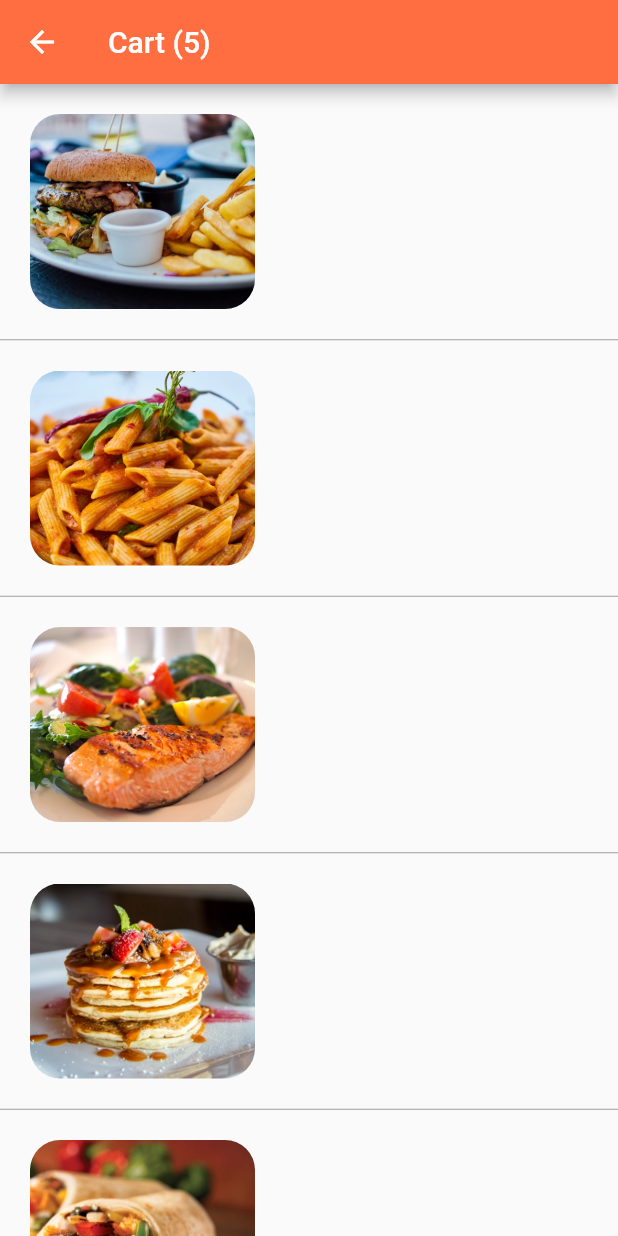
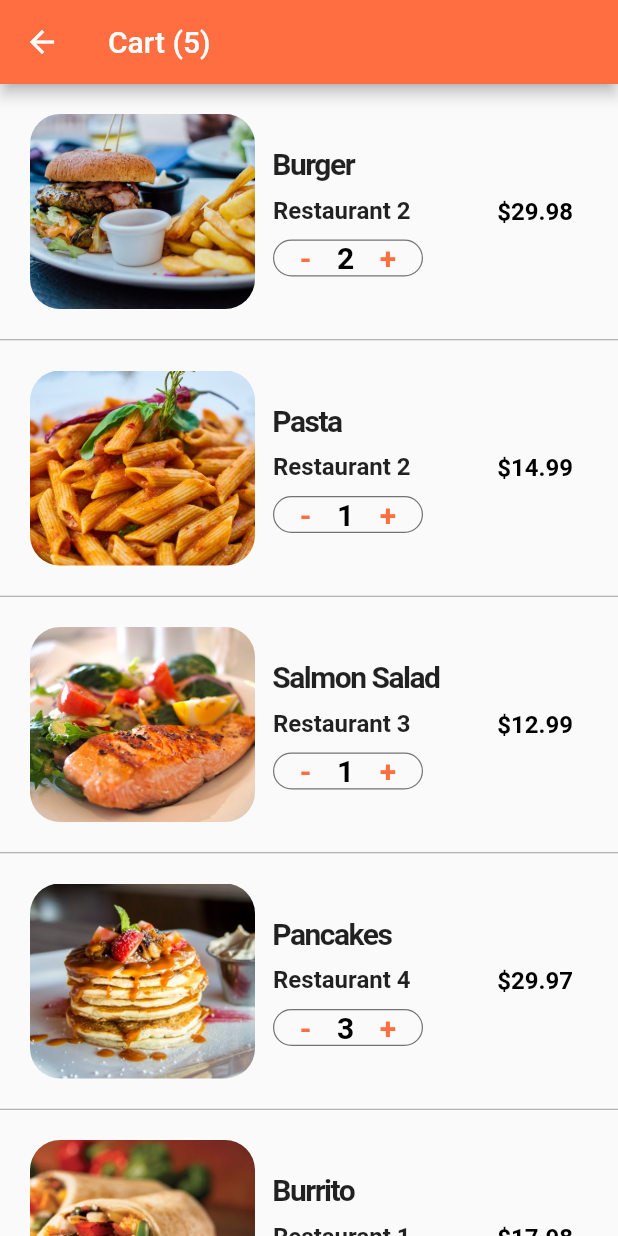
Before and after one commit to miikhaaeel/food-delivery-ui, a Flutter app: the screen it shows after launch, after a tap on an icon or button, on a phone screen of 412 x 824 dp. Run offline on Flutter 3.47's test engine with Material 2 defaults, Android fonts, the phone set to English and light mode, and no system bars.

Commit message:
Cart Screen completed

```diff
--- a/lib/screens/cart_screen.dart
+++ b/lib/screens/cart_screen.dart
@@ -3,7 +3,7 @@ import 'package:food_delivery_ui/data/data.dart';
 import 'package:food_delivery_ui/models/order.dart';
 
 class CartScreen extends StatefulWidget {
-  CartScreen({Key? key}) : super(key: key);
+  const CartScreen({Key? key}) : super(key: key);
 
   @override
   _CartScreenState createState() => _CartScreenState();
@@ -12,11 +12,12 @@ class CartScreen extends StatefulWidget {
 class _CartScreenState extends State<CartScreen> {
   _buildCartItem(Order order) {
     return Container(
-      padding: EdgeInsets.all(20.0),
+      padding: const EdgeInsets.all(20.0),
       height: 170.0,
       child: Row(
         children: [
-          Row(
+          Expanded(
+            child: Row(
               children: [
                 Container(
                   width: 150.0,
@@ -27,8 +28,97 @@ class _CartScreenState extends State<CartScreen> {
                     borderRadius: BorderRadius.circular(20),
                   ),
                 ),
+                Expanded(
+                  child: Container(
+                    margin: const EdgeInsets.all(12),
+                    child: Column(
+                      mainAxisAlignment: MainAxisAlignment.center,
+                      crossAxisAlignment: CrossAxisAlignment.start,
+                      children: [
+                        Text(
+                          order.food.name,
+                          style: const TextStyle(
+                            fontSize: 20,
+                            fontWeight: FontWeight.bold,
+                            letterSpacing: -1.0,
+                            overflow: TextOverflow.ellipsis,
+                          ),
+                        ),
+                        const SizedBox(height: 10.0),
+                        Text(
+                          order.restaurant.name,
+                          style: const TextStyle(
+                            fontSize: 16,
+                            fontWeight: FontWeight.w600,
+                            overflow: TextOverflow.ellipsis,
+                          ),
+                        ),
+                        const SizedBox(
+                          height: 10,
+                        ),
+                        Container(
+                          width: 100,
+                          decoration: BoxDecoration(
+                            borderRadius: BorderRadius.circular(15),
+                            border: Border.all(
+                              color: Colors.black54,
+                              width: 0.8,
+                            ),
+                          ),
+                          child: Row(
+                            mainAxisAlignment: MainAxisAlignment.spaceEvenly,
+                            children: [
+                              GestureDetector(
+                                onTap: () {},
+                                child: Text(
+                                  '-',
+                                  style: TextStyle(
+                                    color: Theme.of(context).primaryColor,
+                                    fontSize: 20,
+                                    fontWeight: FontWeight.w600,
+                                  ),
+                                ),
+                              ),
+                              Text(
+                                order.quantity.toString(),
+                                style: const TextStyle(
+                                  color: Colors.black,
+                                  fontSize: 20,
+                                  fontWeight: FontWeight.w600,
+                                ),
+                              ),
+                              GestureDetector(
+                                onTap: () {},
+                                child: Text(
+                                  '+',
+                                  style: TextStyle(
+                                    color: Theme.of(context).primaryColor,
+                                    fontSize: 20,
+                                    fontWeight: FontWeight.w600,
+                                  ),
+                                ),
+                              ),
                             ],
+                          ),
                         )
+                      ],
+                    ),
+                  ),
+                )
+              ],
+            ),
+          ),
+          Container(
+            margin: const EdgeInsets.all(10.0),
+            child: Text(
+              '\$${order.quantity * order.food.price}',
+              style: const TextStyle(
+                color: Colors.black,
+                fontSize: 16,
+                fontWeight: FontWeight.w600,
+              ),
+            ),
+          ),
         ],
       ),
     );
@@ -42,7 +132,7 @@ class _CartScreenState extends State<CartScreen> {
         title: Text('Cart (${currentUser.cart.length})'),
       ),
       body: ListView.separated(
-          //physics: const BouncingScrollPhysics(),
+          physics: const BouncingScrollPhysics(),
           itemBuilder: (context, index) {
             Order order = currentUser.cart[index];
             return _buildCartItem(order);
--- a/lib/screens/home_screen.dart
+++ b/lib/screens/home_screen.dart
@@ -51,7 +51,8 @@ class _HomeScreenState extends State<HomeScreen> {
                     ),
                   ),
                 ),
-                Container(
+                Expanded(
+                  child: Container(
                     margin: const EdgeInsets.all(12.0),
                     child: Column(
                       crossAxisAlignment: CrossAxisAlignment.start,
@@ -89,6 +90,7 @@ class _HomeScreenState extends State<HomeScreen> {
                         ),
                       ],
                     ),
+                  ),
                 )
               ],
             ),
@@ -122,7 +124,12 @@ class _HomeScreenState extends State<HomeScreen> {
               ),
             ),
             onPressed: () {
-              Navigator.push(context, MaterialPageRoute(builder: (_)=> CartScreen()));
+              Navigator.push(
+                context,
+                MaterialPageRoute(
+                  builder: (_) => const CartScreen(),
+                ),
+              );
             },
           )
         ],
```
Lines whose indentation alone changed are shown as unchanged.
